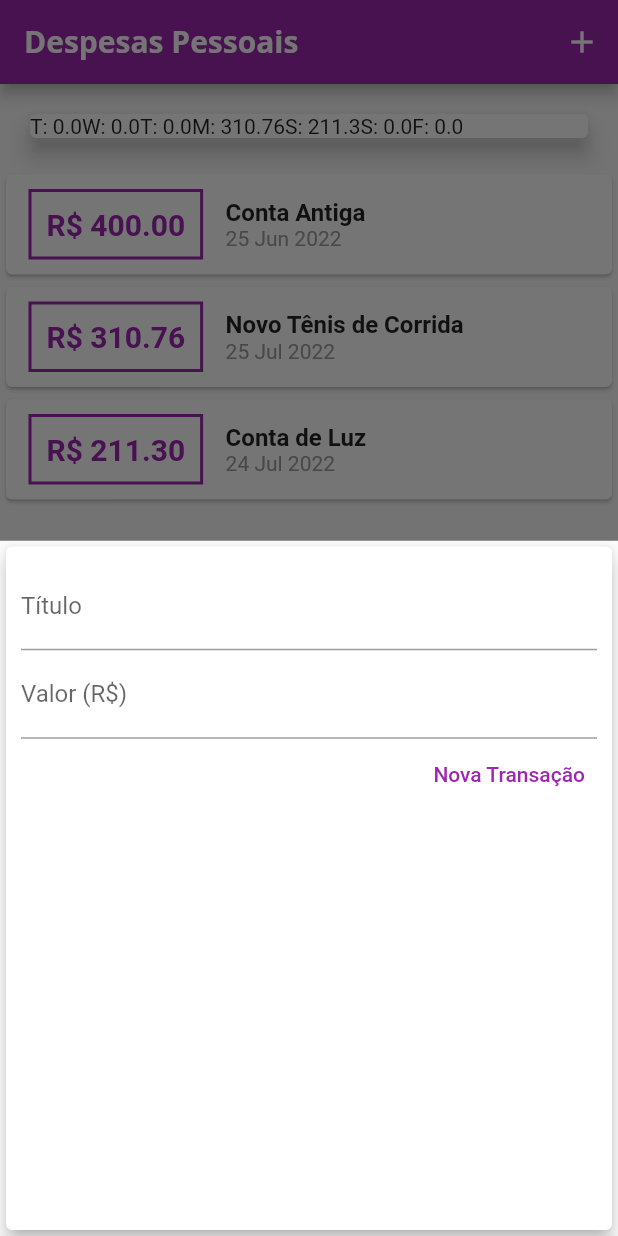
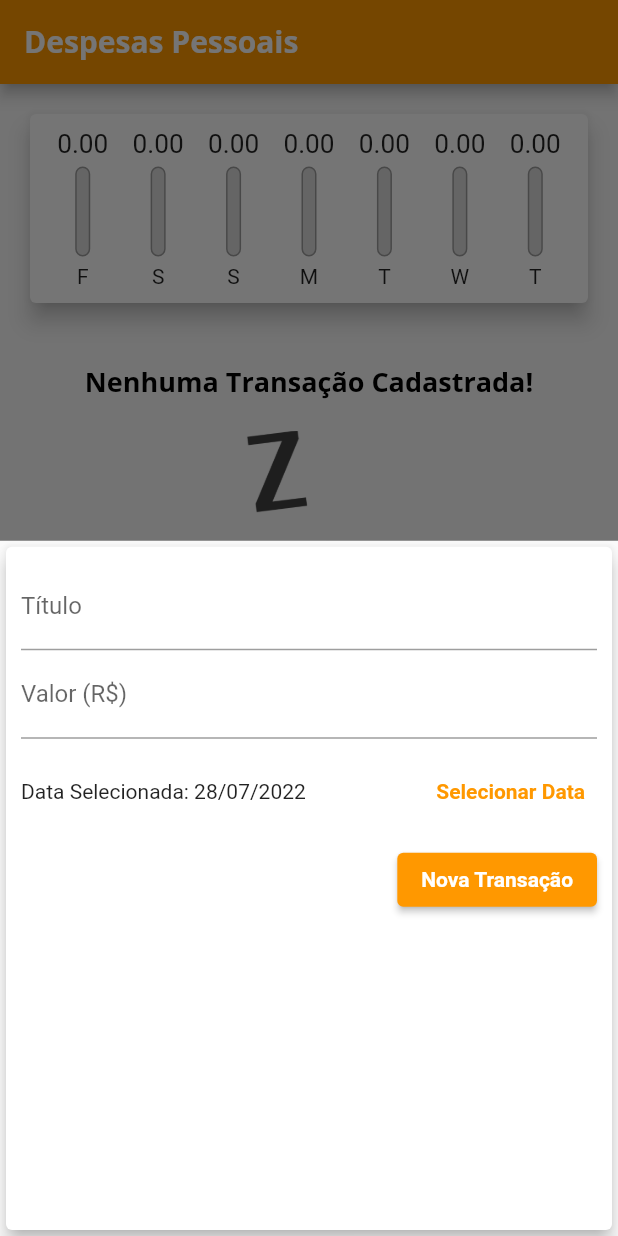
Before and after one commit to israelbulcaotavares/expenses, a Flutter app: the screen it shows after launch, after a tap on the "add" icon, on a phone screen of 412 x 824 dp. Run offline on Flutter 3.47's test engine with Material 2 defaults, Android fonts, the phone set to English and light mode, and no system bars.

Commit message:
Finalização

```diff
--- a/lib/components/char_bar.dart
+++ /dev/null
@@ -1,11 +0,0 @@
-import 'package:flutter/material.dart';
-
-class ChartBar extends StatelessWidget {
-
-  @override
-  Widget build(BuildContext context) {
-    return Container(
-
-    );
-  }
-}
--- a/lib/components/chart.dart
+++ b/lib/components/chart.dart
@@ -1,11 +1,12 @@
 import 'package:flutter/material.dart';
 import 'package:intl/intl.dart';
 import '../models/transaction.dart';
+import 'chart_bar.dart';
 
 class Chart extends StatelessWidget {
   final List<Transaction> recentTransaction;
 
-  Chart(this.recentTransaction);
+  const Chart(this.recentTransaction, {Key? key}) : super(key: key);
 
   List<Map<String, Object>> get groupedTransactions {
     return List.generate(7, (index) {
@@ -21,31 +22,47 @@ class Chart extends StatelessWidget {
         bool sameYear = recentTransaction[i].date.year == weekDay.year;
 
         if (sameDay && sameMonth && sameYear) {
-          totalSum = recentTransaction[i].value;
+          totalSum += recentTransaction[i].value;
         }
       }
-
-      print(DateFormat.E().format(weekDay)[0]);
-      print(totalSum);
 
       return {
         'day': DateFormat.E().format(weekDay)[0],
         'value': totalSum,
       };
+    }).reversed.toList();
+  }
+
+  double get _weekTotalValue {
+    return groupedTransactions.fold(0.0, (sum, tr){
+      return sum + (tr['value'] as double);
     });
   }
 
+
+
   @override
   Widget build(BuildContext context) {
-    groupedTransactions;
+
     return Card(
       elevation: 6,
-      margin: EdgeInsets.all(20),
-      child: Row(
-        children: groupedTransactions.map((tr) {
-          return Text('${tr['day']}: ${tr['value']}');
-        }).toList(),
+      margin: const EdgeInsets.all(20),
+      child: Padding(
+        padding: const EdgeInsets.all(10),
+        child: Row(
+          mainAxisAlignment: MainAxisAlignment.spaceAround,
+          children: groupedTransactions.map((tr) {
+            return Flexible(
+              fit: FlexFit.tight,
+              child: ChartBar(
+                label: tr['day'] as String,
+                value: tr['value'] as double,
+                percentage: _weekTotalValue == 0 ? 0 : (tr['value'] as double) / _weekTotalValue ,
+              ),
+            );
+          }).toList(),
         ),
+      ),
     );
   }
 }
--- /dev/null
+++ b/lib/components/chart_bar.dart
@@ -0,0 +1,59 @@
+import 'package:flutter/material.dart';
+
+class ChartBar extends StatelessWidget {
+  final String? label;
+  final double? value;
+  final double? percentage;
+
+  const ChartBar({
+    this.label,
+    this.value,
+    this.percentage,
+    Key? key,
+  }) : super(key: key);
+
+  @override
+  Widget build(BuildContext context) {
+    return Column(
+      children: [
+        Container(
+          height: 20,
+          child: FittedBox(
+            child: Text('${value!.toStringAsFixed(2)}'),
+          ),
+        ),
+        const SizedBox(height: 5),
+        SizedBox(
+          height: 60,
+          width: 10,
+          child: Stack(
+            alignment: Alignment.bottomCenter, //Obs: Gráfico voltado para cima
+            children: [
+              Container(
+                decoration: BoxDecoration(
+                  border: Border.all(
+                    color: Colors.grey,
+                    width: 1.0,
+                  ),
+                  color: Color.fromRGBO(220, 220, 220, 1),
+                  borderRadius: BorderRadius.circular(5),
+                ),
+              ),
+              FractionallySizedBox(
+                heightFactor: percentage,
+                child: Container(
+                  decoration: BoxDecoration(
+                    color: Theme.of(context).primaryColor,
+                    borderRadius: BorderRadius.circular(5),
+                  ),
+                ),
+              ),
+            ],
+          ),
+        ),
+        const SizedBox(height: 5),
+        Text(label!),
+      ],
+    );
+  }
+}
--- a/lib/components/transaction_form.dart
+++ b/lib/components/transaction_form.dart
@@ -1,7 +1,8 @@
 import 'package:flutter/material.dart';
+import 'package:intl/intl.dart';
 
 class TransactionForm extends StatefulWidget {
-  final void Function(String, double) onSubmit;
+  final void Function(String, double, DateTime) onSubmit;
 
   const TransactionForm(this.onSubmit, {Key? key}) : super(key: key);
 
@@ -11,18 +12,36 @@ class TransactionForm extends StatefulWidget {
 
 class _TransactionFormState extends State<TransactionForm> {
   final titleController = TextEditingController();
-
-  final valueController = TextEditingController();
+  final _valueController = TextEditingController();
+  DateTime? _selectedDate = DateTime.now();
 
   _submitForm() {
     final title = titleController.text;
-    final value = double.tryParse(valueController.text) ?? 0;
+    final value = double.tryParse(_valueController.text) ?? 0;
 
     if (title.isEmpty || value <= 0) {
       return;
     }
 
-    widget.onSubmit(title, value);
+    widget.onSubmit(title, value, _selectedDate!);
+  }
+
+  _showDatePicker() {
+    showDatePicker(
+      context: context,
+      initialDate: DateTime.now(),
+      firstDate: DateTime(2019),
+      lastDate: DateTime.now(),
+    ).then((pickedDate) {
+      if (pickedDate == null) {
+        return;
+      }
+
+      setState(() {
+        _selectedDate = pickedDate;
+      });
+    });
+    print('Executado!');
   }
 
   @override
@@ -41,7 +60,7 @@ class _TransactionFormState extends State<TransactionForm> {
               ),
             ),
             TextField(
-              controller: valueController,
+              controller: _valueController,
               keyboardType:
                   const TextInputType.numberWithOptions(decimal: true),
               onSubmitted: (_) => _submitForm(),
@@ -49,18 +68,40 @@ class _TransactionFormState extends State<TransactionForm> {
                 labelText: 'Valor (R\$)',
               ),
             ),
+            SizedBox(
+              height: 70,
+              child: Row(
+                children: <Widget>[
+                   Expanded(
+                     child: Text(
+                     _selectedDate == null ? 'Nenhuma data selecionada!'
+                                           : 'Data Selecionada: ${DateFormat('dd/MM/y').format(_selectedDate!)}',
+                                     ),
+                   ),
+                  TextButton(
+                    child: const Text(
+                      'Selecionar Data',
+                      style: TextStyle(
+                        fontWeight: FontWeight.bold,
+                      ),
+                    ),
+                    onPressed: _showDatePicker,
+                  )
+                ],
+              ),
+            ),
             Row(
               mainAxisAlignment: MainAxisAlignment.end,
               children: <Widget>[
-                TextButton(
-                  child: const Text(
+                ElevatedButton(
+                  child: Text(
                     'Nova Transação',
                     style: TextStyle(
-                      color: Colors.purple,
+                      color: Theme.of(context).textTheme.button?.color,
                     ),
                   ),
                   onPressed: _submitForm,
-                )
+                ),
               ],
             ),
           ],
--- a/lib/components/transaction_list.dart
+++ b/lib/components/transaction_list.dart
@@ -4,75 +4,71 @@ import 'package:intl/intl.dart';
 
 class TransactionList extends StatelessWidget {
   final List<Transaction> transactions;
+  final void Function(String) onRemove;
 
-  const TransactionList(this.transactions, {Key? key}) : super(key: key);
+  const TransactionList(this.transactions, this.onRemove);
 
   @override
   Widget build(BuildContext context) {
     return SizedBox(
-      height: 300,
-      child: transactions.isEmpty ? Column(
+      height: 430,
+      child: transactions.isEmpty
+          ? Column(
               children: [
-          SizedBox(height: 20,),
+                const SizedBox(height: 20),
                 Text(
-            'Nenhuma transação cadastrada',
-            style: Theme.of(context).textTheme.titleMedium,
+                  'Nenhuma Transação Cadastrada!',
+                  style: Theme.of(context).textTheme.headline6,
                 ),
-          SizedBox(height: 20,),
-          Container(
+                const SizedBox(height: 20),
+                SizedBox(
                   height: 200,
-            child: Image.asset('assets/images/waiting.png',
+                  child: Image.asset(
+                    'assets/images/waiting.png',
                     fit: BoxFit.cover,
                   ),
+                ),
+              ],
             )
-        ],
-      ) : ListView.builder(
+          : ListView.builder(
               itemCount: transactions.length,
               itemBuilder: (ctx, index) {
                 final tr = transactions[index];
                 return Card(
-            child: Row(
-              children: [
-                Container(
+                  elevation: 5,
                   margin: const EdgeInsets.symmetric(
-                    horizontal: 15,
-                    vertical: 10,
+                    vertical: 8,
+                    horizontal: 5,
                   ),
-                  decoration: BoxDecoration(
-                    border: Border.all(
-                      color: Theme.of(context).colorScheme.primary,
-                      width: 2,
-                    ),
-                  ),
-                  padding: const EdgeInsets.all(10),
+                  child: ListTile(
+                    leading: CircleAvatar(
+                      backgroundColor: Colors.deepOrangeAccent,
+                      radius: 30,
+                      child: Padding(
+                        padding: const EdgeInsets.all(6),
+                        child: FittedBox(
                           child: Text(
-                    'R\$ ${tr.value.toStringAsFixed(2)}',
-                    style: TextStyle(
-                      fontWeight: FontWeight.bold,
-                      fontSize: 20,
-                      color: Theme.of(context).colorScheme.primary,
+                            'R\$${tr.value}',
+                            style: const TextStyle(
+                              color: Colors.white,
                             ),
                           ),
                         ),
-                Column(
-                  crossAxisAlignment: CrossAxisAlignment.start,
-                  children: [
-                    Text(
-                      tr.title,
-                      style: const TextStyle(
-                        fontSize: 16,
-                        fontWeight: FontWeight.bold,
                       ),
                     ),
-                    Text(
+                    title: Text(
+                      tr.title,
+                      style: Theme.of(context).textTheme.headline6,
+                    ),
+                    subtitle: Text(
                       DateFormat('d MMM y').format(tr.date),
-                      style: const TextStyle(
-                        color: Colors.grey,
                     ),
+                    trailing: IconButton(
+                      icon: Icon(Icons.delete),
+                      color: Theme.of(context).errorColor,
+                      onPressed: () => onRemove(tr.id),
+
                        ),
-                  ],
-                ),
-              ],
                   ),
                 );
               },
--- a/lib/main.dart
+++ b/lib/main.dart
@@ -18,8 +18,8 @@ class ExpensesApp extends StatelessWidget {
       home: const MyHomePage(),
       theme: tema.copyWith(
         colorScheme: tema.colorScheme.copyWith(
-          primary: Colors.purple,
-          secondary: Colors.amber,
+          primary: Colors.orange,
+          secondary: Colors.deepOrangeAccent,
         ),
         textTheme: tema.textTheme.copyWith(
           headline6: const TextStyle(
@@ -27,6 +27,10 @@ class ExpensesApp extends StatelessWidget {
             fontSize: 18,
             fontWeight: FontWeight.bold,
             color: Colors.black,
+          ),
+          button: const TextStyle(
+            color: Colors.white,
+            fontWeight: FontWeight.bold,
           ),
         ),
         appBarTheme: const AppBarTheme(
@@ -40,7 +44,6 @@ class ExpensesApp extends StatelessWidget {
     );
   }
 }
-
 class MyHomePage extends StatefulWidget {
   const MyHomePage({Key? key}) : super(key: key);
 
@@ -50,24 +53,24 @@ class MyHomePage extends StatefulWidget {
 
 class _MyHomePageState extends State<MyHomePage> {
   final List<Transaction>  _transactions = [
-    Transaction(
-      id: 't0',
-      title: 'Conta Antiga',
-      value: 400.00,
-      date: DateTime.now().subtract(Duration(days: 33)),
-    ),
-    Transaction(
-      id: 't1',
-      title: 'Novo Tênis de Corrida',
-      value: 310.76,
-      date: DateTime.now().subtract(Duration(days: 3)),
-    ),
-    Transaction(
-      id: 't2',
-      title: 'Conta de Luz',
-      value: 211.30,
-      date: DateTime.now().subtract(Duration(days: 4)),
-    ),
+    // Transaction(
+    //   id: 't0',
+    //   title: 'Conta Antiga',
+    //   value: 400.00,
+    //   date: DateTime.now().subtract(Duration(days: 33)),
+    // ),
+    // Transaction(
+    //   id: 't1',
+    //   title: 'Novo Tênis de Corrida',
+    //   value: 310.76,
+    //   date: DateTime.now().subtract(Duration(days: 3)),
+    // ),
+    // Transaction(
+    //   id: 't2',
+    //   title: 'Conta de Luz',
+    //   value: 211.30,
+    //   date: DateTime.now().subtract(Duration(days: 4)),
+    // ),
   ];
 
   List<Transaction> get _recentTransactions {
@@ -78,12 +81,12 @@ class _MyHomePageState extends State<MyHomePage> {
     }).toList();
   }
 
-  _addTransaction(String title, double value) {
+  _addTransaction(String title, double value, DateTime date) {
     final newTransaction = Transaction(
       id: Random().nextDouble().toString(),
       title: title,
       value: value,
-      date: DateTime.now(),
+      date: date,
     );
 
     setState(() {
@@ -91,6 +94,12 @@ class _MyHomePageState extends State<MyHomePage> {
     });
 
     Navigator.of(context).pop();
+  }
+
+  _removeTransaction(String id){
+    setState(() {
+      _transactions.removeWhere((tr) => tr.id == id );
+    });
   }
 
   _openTransactionFormModal(BuildContext context) {
@@ -108,10 +117,10 @@ class _MyHomePageState extends State<MyHomePage> {
       appBar: AppBar(
         title: const Text('Despesas Pessoais'),
         actions: [
-          IconButton(
-            icon: const Icon(Icons.add),
-            onPressed: () => _openTransactionFormModal(context),
-          ),
+          // IconButton(
+          //   icon: const Icon(Icons.add),
+          //   onPressed: () => _openTransactionFormModal(context),
+          // ),
         ],
       ),
       body: SingleChildScrollView(
@@ -119,7 +128,7 @@ class _MyHomePageState extends State<MyHomePage> {
           crossAxisAlignment: CrossAxisAlignment.stretch,
           children: [
           Chart(_recentTransactions),
-          TransactionList(_transactions),
+          TransactionList(_transactions, _removeTransaction),
           ],
         ),
       ),
```
Lines whose indentation alone changed are shown as unchanged.
